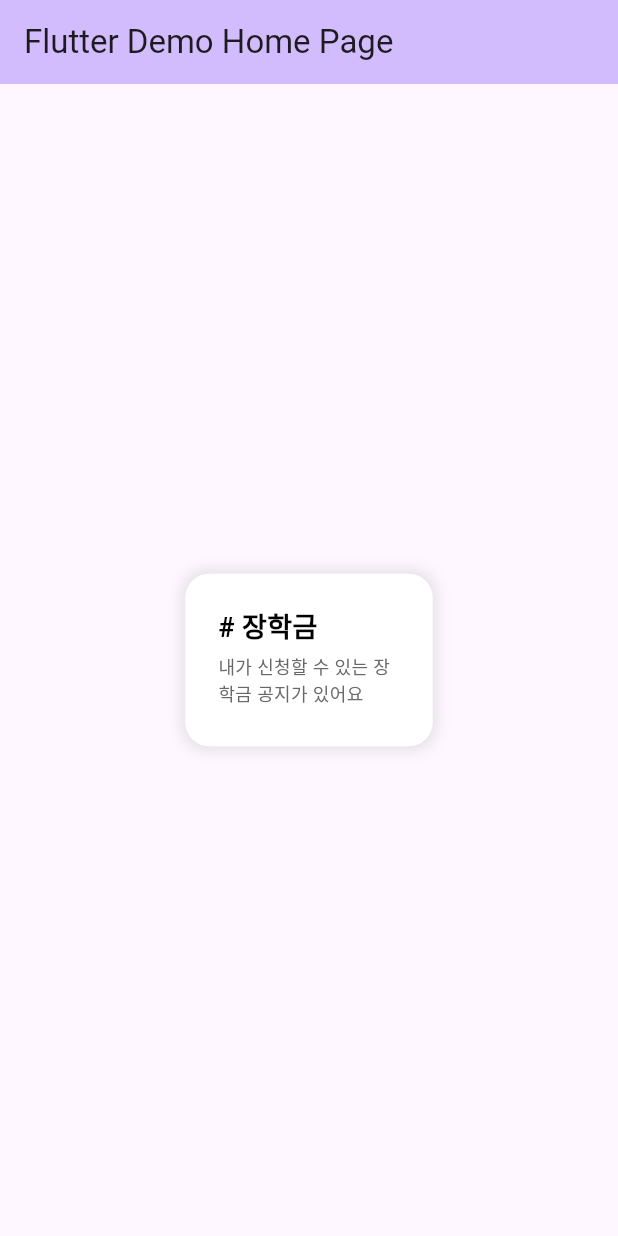
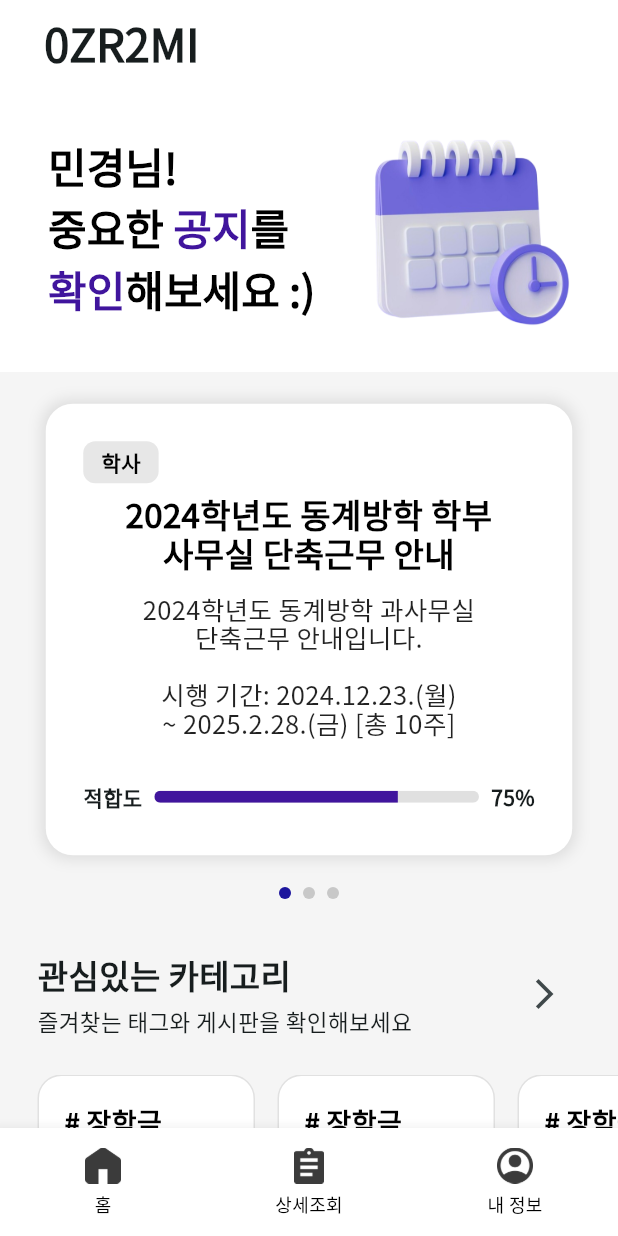
Before and after one commit to GDGxUMC-Hackathon-Team1/frontend, a Flutter app: the screen it shows after launch, on a phone screen of 412 x 824 dp. Run offline on Flutter 3.47's test engine with Material 3 defaults, Android fonts, the phone set to English and light mode, and no system bars; drawn by our look-alikes of carousel_slider.

Commit message:
feat: 위젯 사용해서 페이지 추가 (#7)
* add: 캘린더 이미지 2개 추가

* add: 탑 배너 이미지 적용

* add: 글자 크기 및 공백 조정

* add: 홈 화면 추가

* del: dto 태그 부분 수정

* add: 네비바 추가

* add: 타이틀 추가

* add: 상세조회 페이지 추가

```diff
--- a/lib/main.dart
+++ b/lib/main.dart
@@ -1,5 +1,8 @@
 import 'package:flutter/material.dart';
+import 'package:frontend/screens/home.dart';
+import 'package:frontend/screens/notice_details.dart';
 import 'package:frontend/widgets/category_card.dart';
+import 'package:frontend/widgets/homepage_top_banner.dart';
 import 'package:frontend/widgets/notice_card.dart';
 import 'package:frontend/widgets/relevant_notice_card.dart';
 
@@ -16,10 +19,11 @@
     return MaterialApp(
       title: 'Flutter Demo',
       theme: ThemeData(
-        colorScheme: ColorScheme.fromSeed(seedColor: Colors.deepPurple),
+        colorScheme: ColorScheme.fromSeed(seedColor: Color(0xffF5F5F5)),
+        fontFamily: "NotoSansKR",
         useMaterial3: true,
       ),
-      home: const MyHomePage(title: 'Flutter Demo Home Page'),
+      home: const MyHomePage(title: '0ZR2MI'),
     );
   }
 }
@@ -34,21 +38,69 @@
 
 class _MyHomePageState extends State<MyHomePage> {
 
+  int _selectedIndex = 0;
+
+  // 각 인덱스에 맞는 페이지를 보여주기 위한 위젯
+  final List<Widget> _pages = [
+    HomePage(),  // 첫 번째 인덱스에서 HomePage 위젯을 표시
+    NoticeDetailsPage(),
+    HomePage(),
+  ];
+
+  void _onItemTapped(int index) {
+    setState(() {
+      _selectedIndex = index;
+    });
+  }
+
   @override
   Widget build(BuildContext context) {
     return Scaffold(
+      backgroundColor: Color(0xffF5F5F5),
+      floatingActionButtonLocation: FloatingActionButtonLocation.endFloat,
       appBar: AppBar(
-        backgroundColor: Theme.of(context).colorScheme.inversePrimary,
-        title: Text(widget.title),
+        backgroundColor: Colors.white,
+        title: Text('  '+ widget.title, style: TextStyle(fontWeight: FontWeight.bold, fontSize: 30),),
       ),
-      body: Container(
-        child: Center(
-          child: CategoryCard(
-            category: "장학금",
-            description: "내가 신청할 수 있는 장학금 공지가 있어요",
-          ),
+      body: _pages[_selectedIndex],
+      bottomNavigationBar: Container(
+        height: 72,
+        child: BottomNavigationBar(
+          currentIndex: _selectedIndex, // 현재 선택된 인덱스를 반영
+          onTap: _onItemTapped, // 아이템 클릭 시 호출되는 함수
+          items: <BottomNavigationBarItem>[
+            BottomNavigationBarItem(
+              icon: Padding(
+                padding: const EdgeInsets.only(bottom: 5.0),
+                child: Image.asset('assets/images/icon1.png', width: 24, height: 24,),
+              ),
+              label: '홈',
+            ),
+            BottomNavigationBarItem(
+              icon: Padding(
+                padding: const EdgeInsets.only(bottom: 5.0),
+                child: Image.asset('assets/images/icon2.png', width: 24, height: 24,),
+              ),
+              label: '상세조회',
+            ),
+            BottomNavigationBarItem(
+              icon: Padding(
+                padding: const EdgeInsets.only(bottom: 5.0),
+                child: Image.asset('assets/images/icon3.png', width: 24, height: 24,),
+              ),
+              label: '내 정보',
+            ),
+          ],
+          selectedIconTheme: IconThemeData(size: 24),  // 선택된 아이템 아이콘 크기
+          unselectedIconTheme: IconThemeData(size: 24), // 선택되지 않은 아이템 아이콘 크기
+          selectedFontSize: 12,
+          unselectedFontSize: 12,
+          selectedItemColor: Colors.black,  // 선택된 아이템 색상
+          unselectedItemColor: Colors.black,  // 선택되지 않은 아이템 색상
+          backgroundColor: Colors.white,
         ),
       ),
+
     );
   }
 }
--- a/lib/models/notice_dto.dart
+++ b/lib/models/notice_dto.dart
@@ -11,7 +11,7 @@ class NoticeDto {
   final String summary;
   final int boardId;
   final int hits;
-  final List<String> tags;
+  final String tags;
   final DateTime createdAt;
   final DateTime updatedAt;
 
--- /dev/null
+++ b/lib/screens/home.dart
@@ -0,0 +1,187 @@
+import 'package:carousel_slider/carousel_slider.dart';
+import 'package:flutter/material.dart';
+
+import '../widgets/category_card.dart';
+import '../widgets/homepage_top_banner.dart';
+import '../widgets/relevant_notice_card.dart';
+
+class HomePage extends StatefulWidget {
+  const HomePage({super.key});
+
+  @override
+  State<HomePage> createState() => _HomePageState();
+}
+
+class _HomePageState extends State<HomePage> {
+  int _current = 0;  // 현재 페이지를 추적할 변수
+  final CarouselSliderController _controller = CarouselSliderController(); // CarouselSliderController 사용
+
+  // 슬라이드로 보여줄 아이템
+  final List<Widget> carouselWidgets = [
+    // 슬라이더 위젯 컨테이너
+    Expanded(
+      child: Container(
+            child: Center(
+              child: RelevantNoticeCard(
+                category: "학사",
+                title: "2024학년도 동계방학 학부사무실 단축근무 안내",
+                summary: """
+2024학년도 동계방학 과사무실
+단축근무 안내입니다.
+
+시행 기간: 2024.12.23.(월)
+~ 2025.2.28.(금) [총 10주]
+            """,
+                relevance: 75,
+              ),
+            ),
+          ),
+    ),
+    Expanded(
+      child: Container(
+        child: Center(
+          child: RelevantNoticeCard(
+            category: "학사",
+            title: "2024학년도 동계방학 학부사무실 단축근무 안내",
+            summary: """
+2024학년도 동계방학 과사무실
+단축근무 안내입니다.
+
+시행 기간: 2024.12.23.(월)
+~ 2025.2.28.(금) [총 10주]
+            """,
+            relevance: 75,
+          ),
+        ),
+      ),
+    ),
+    Expanded(
+      child: Container(
+        child: Center(
+          child: RelevantNoticeCard(
+            category: "학사",
+            title: "2024학년도 동계방학 학부사무실 단축근무 안내",
+            summary: """
+2024학년도 동계방학 과사무실
+단축근무 안내입니다.
+
+시행 기간: 2024.12.23.(월)
+~ 2025.2.28.(금) [총 10주]
+            """,
+            relevance: 75,
+          ),
+        ),
+      ),
+    ),
+  ];
+
+  @override
+  Widget build(BuildContext context) {
+    return SingleChildScrollView(
+      child: Padding(
+        padding: const EdgeInsets.symmetric(horizontal: 0.0),
+        child: Column(
+          crossAxisAlignment: CrossAxisAlignment.start,
+          children: [
+            // 1. 상단 문구
+            Container(
+              child: Center(
+                child: HomepageTopBanner(
+                  username: "민경",
+                ),
+              ),
+            ),
+
+            // 2. 슬라이더 위젯
+            Column(
+              children: [
+                // CarouselSlider 구현
+                CarouselSlider(
+                  carouselController: _controller,  // CarouselSliderController 사용
+                  options: CarouselOptions(
+                    aspectRatio: 1.2,  // 화면 비율
+                    enlargeCenterPage: true,  // 가운데 슬라이드를 크게 표시
+                    viewportFraction: 1.0,  // 각 슬라이드가 화면을 가득 채우도록 설정
+                    scrollDirection: Axis.horizontal,  // 슬라이드 방향
+                    autoPlay: true,  // 자동 재생
+                    onPageChanged: (index, reason) {
+                      setState(() {
+                        _current = index;  // 페이지 변경 시 현재 인덱스 업데이트
+                      });
+                    },
+                  ),
+                  items: carouselWidgets,  // 슬라이드에 표시할 아이템들
+                ),
+
+                // 페이지 인덱스 표시
+                Row(
+                  mainAxisAlignment: MainAxisAlignment.center,
+                  children: carouselWidgets.asMap().entries.map((entry) {
+                    return GestureDetector(
+                      onTap: () => _controller.jumpToPage(entry.key),
+                      child: Container(
+                        width: 8.0,
+                        height: 8.0,
+                        margin: EdgeInsets.symmetric(horizontal: 4.0),
+                        decoration: BoxDecoration(
+                          shape: BoxShape.circle,
+                          color: _current == entry.key
+                              ? Color(0xff1C159D)
+                              : Color(0xffC8C8C8),
+                        ),
+                      ),
+                    );
+                  }).toList(),
+                ),
+              ],
+            ),
+            SizedBox(height: 10,),
+
+            // 3. 관심있는 카테고리
+            Padding(
+              padding: const EdgeInsets.all(25.0),
+              child: Row(
+                mainAxisAlignment: MainAxisAlignment.spaceBetween,
+                children: [
+                  Column(
+                    crossAxisAlignment: CrossAxisAlignment.start,
+                    children: [
+                      Text('관심있는 카테고리', style: TextStyle(fontSize: 22, fontWeight: FontWeight.w700),),
+                      SizedBox(height: 5,),
+                      Text('즐겨찾는 태그와 게시판을 확인해보세요', style: TextStyle(fontSize: 15, fontWeight: FontWeight.w400),),
+                    ],
+                  ),
+                  IconButton(
+                    onPressed: (){},
+                    icon: Icon(Icons.arrow_forward_ios),
+                  ),
+                ],
+              ),
+            ),
+
+            // 카드
+            SingleChildScrollView(
+              scrollDirection: Axis.horizontal,  // 가로 스크롤
+              padding: EdgeInsets.only(left: 25),
+              child: Row(
+                children: [
+                  ...List.generate(5, (index) {
+                    return Container(
+                      margin: EdgeInsets.only(right: 15),  // 각 카드 간의 간격 조정
+                      child: Center(
+                        child: CategoryCard(
+                          category: "장학금",
+                          description: "내가 신청할 수 있는 장학금 공지가 있어요",
+                        ),
+                      ),
+                    );
+                  }),
+                ],
+              ),
+            ),
+          ],
+        ),
+      ),
+    );
+  }
+}
--- /dev/null
+++ b/lib/screens/notice_details.dart
@@ -0,0 +1,83 @@
+import 'package:carousel_slider/carousel_slider.dart';
+import 'package:flutter/material.dart';
+import 'package:frontend/widgets/notice_card.dart';
+
+import '../widgets/category_card.dart';
+import '../widgets/homepage_top_banner.dart';
+import '../widgets/relevant_notice_card.dart';
+
+class NoticeDetailsPage extends StatefulWidget {
+  const NoticeDetailsPage({super.key});
+
+  @override
+  State<NoticeDetailsPage> createState() => _NoticeDetailsPageState();
+}
+
+class _NoticeDetailsPageState extends State<NoticeDetailsPage> {
+  @override
+  Widget build(BuildContext context) {
+    return Padding(
+      padding: const EdgeInsets.symmetric(horizontal: 0.0),
+      child: Column(
+        crossAxisAlignment: CrossAxisAlignment.start,
+        children: [
+          // 1. 선택
+          Container(
+            child: Center(
+              child: HomepageTopBanner(
+                username: "민경",
+              ),
+            ),
+          ),
+
+          // 3. 관심있는 카테고리
+          Padding(
+            padding: const EdgeInsets.all(25.0),
+            child: Row(
+              mainAxisAlignment: MainAxisAlignment.spaceBetween,
+              children: [
+                Column(
+                  crossAxisAlignment: CrossAxisAlignment.start,
+                  children: [
+                    Text('# 나에게 맞는 공지 안내', style: TextStyle(fontSize: 22, fontWeight: FontWeight.w700),),
+                    SizedBox(height: 5,),
+                  ],
+                ),
+              ],
+            ),
+          ),
+
+          // 카드
+          Expanded(
+            child: SingleChildScrollView(
+              scrollDirection: Axis.vertical,
+              padding: EdgeInsets.only(left: 25),
+              child: Column(
+                children: [
+                  ...List.generate(5, (index) {
+                    return Container(
+                      margin: EdgeInsets.only(right: 15),  // 각 카드 간의 간격 조정
+                      child: Center(
+                        child: Column(
+                          children: [
+                            NoticeCard(
+                                category: "장학금",
+                                title: "2025학년도 1학기 국가근로장학금 희망근로지 신청 안내",
+                                date: "2025.02.07",
+                                relevance: 73
+                            ),
+                            SizedBox(height: 8,),
+                          ],
+                        )
+                      ),
+                    );
+                  }),
+                ],
+              ),
+            ),
+          ),
+        ],
+      ),
+    );
+  }
+}
--- a/lib/widgets/category_card.dart
+++ b/lib/widgets/category_card.dart
@@ -16,25 +16,21 @@ class CategoryCard extends StatelessWidget {
   @override
   Widget build(BuildContext context) {
     return Container(
-      width: 165,
-      height: 115,
-      padding: const EdgeInsets.only(right: 22, left: 22, top: 22),
+      width: 145,
+      height: 105,
+      padding: const EdgeInsets.only(right: 17, left: 17, top: 18),
       // padding: const EdgeInsets.all(32),
       decoration: BoxDecoration(
         color: Colors.white,
         borderRadius: BorderRadius.circular(16),
-        boxShadow: [
-          BoxShadow(
-            color: Colors.black.withOpacity(0.1),
-            blurRadius: 8,
-            spreadRadius: 2,
-          ),
-        ],
+        border: Border.all(
+          color: Color(0xffE1E1E1),  // 테두리 색상
+          width: 1,  // 테두리 두께
+        ),
       ),
       child: Column(
         crossAxisAlignment: CrossAxisAlignment.center,
         children: [
-
           // 카테고리 명
           Align(
             alignment: Alignment.centerLeft,
--- a/lib/widgets/homepage_top_banner.dart
+++ b/lib/widgets/homepage_top_banner.dart
@@ -23,7 +23,7 @@ class HomepageTopBanner extends StatelessWidget {
               child: RichText(
                 text: TextSpan(
                   style: const TextStyle(
-                    fontSize: 24,
+                    fontSize: 28,
                     fontWeight: FontWeight.bold,
                     color: Colors.black,
                     fontFamily: 'NotoSansKR',
@@ -46,11 +46,7 @@ class HomepageTopBanner extends StatelessWidget {
               ),
             ),
             // 이미지
-            SizedBox(
-              width: 100,
-              height: 100,
-              child: Image.asset("assets/images/calendar.png", fit: BoxFit.contain),
-            )
+            Image.asset("assets/images/calendar.png", width: 140, height: 140,)
           ],
         ),
       );
--- a/lib/widgets/notice_card.dart
+++ b/lib/widgets/notice_card.dart
@@ -27,13 +27,10 @@ class NoticeCard extends StatelessWidget {
       decoration: BoxDecoration(
         color: Colors.white,
         borderRadius: BorderRadius.circular(16),
-        boxShadow: [
-          BoxShadow(
-            color: Colors.black.withOpacity(0.1),
-            blurRadius: 8,
-            spreadRadius: 2,
-          ),
-        ],
+        border: Border.all(
+          color: Color(0xffE1E1E1),  // 테두리 색상
+          width: 1,  // 테두리 두께
+        ),
       ),
       child: Column(
         crossAxisAlignment: CrossAxisAlignment.center,
--- a/lib/widgets/relevant_notice_card.dart
+++ b/lib/widgets/relevant_notice_card.dart
@@ -20,11 +20,11 @@ class RelevantNoticeCard extends StatelessWidget {
   @override
   Widget build(BuildContext context) {
     return Container(
-      width: 361,
-      padding: const EdgeInsets.all(32),
+      width: 351,
+      padding: const EdgeInsets.all(25),
       decoration: BoxDecoration(
         color: Colors.white,
-        borderRadius: BorderRadius.circular(16),
+        borderRadius: BorderRadius.circular(18),
         boxShadow: [
           BoxShadow(
             color: Colors.black.withOpacity(0.1),
@@ -46,30 +46,33 @@ class RelevantNoticeCard extends StatelessWidget {
 
           // 제목
           Padding(
-            padding: const EdgeInsets.only(left: 48.0, right: 48.0),
+            padding: const EdgeInsets.only(left: 22.0, right: 22.0),
             child: Column(
               children: [
                 Text(
                   title,
                   textAlign: TextAlign.center,
                   style: const TextStyle(
-                    fontSize: 18,
+                    fontSize: 22,
                     fontWeight: FontWeight.bold,
                     color: Colors.black,
+                    fontFamily: 'NotoSansKR',
+                    height: 1.2,
                   ),
                 ),
-                const SizedBox(height: 8),
+                const SizedBox(height: 15),
 
                 // 설명 (요약본)
                 Text(
                   summary,
                   textAlign: TextAlign.center,
                   style: const TextStyle(
-                    fontSize: 14,
+                    fontSize: 17,
                     color: Colors.black87,
+                    height: 1.1,
                   ),
                 ),
-                const SizedBox(height: 12),
+                const SizedBox(height: 10),
               ],
             ),
           ),
--- a/pubspec.yaml
+++ b/pubspec.yaml
@@ -32,6 +32,7 @@ dependencies:
     sdk: flutter
   http: ^1.2.2
   json_annotation: ^4.9.0 # JSON 직렬화/역직렬화 지원
+  carousel_slider: ^5.0.0
 
   # The following adds the Cupertino Icons font to your application.
   # Use with the CupertinoIcons class for iOS style icons.
@@ -60,7 +61,7 @@ flutter:
   # the material Icons class.
   uses-material-design: true
   assets:
-    - assets/
+    - assets/images/
   fonts:
     - family: NotoSansKR
       fonts:
```
Also changed, not shown: assets/images/calendar.png, assets/images/calendar2.png (added), assets/images/home_icon.png (added), assets/images/icon1.png (added), assets/images/icon2.png (added), assets/images/icon3.png (added), lib/models/notice_dto.g.dart, pubspec.lock.
